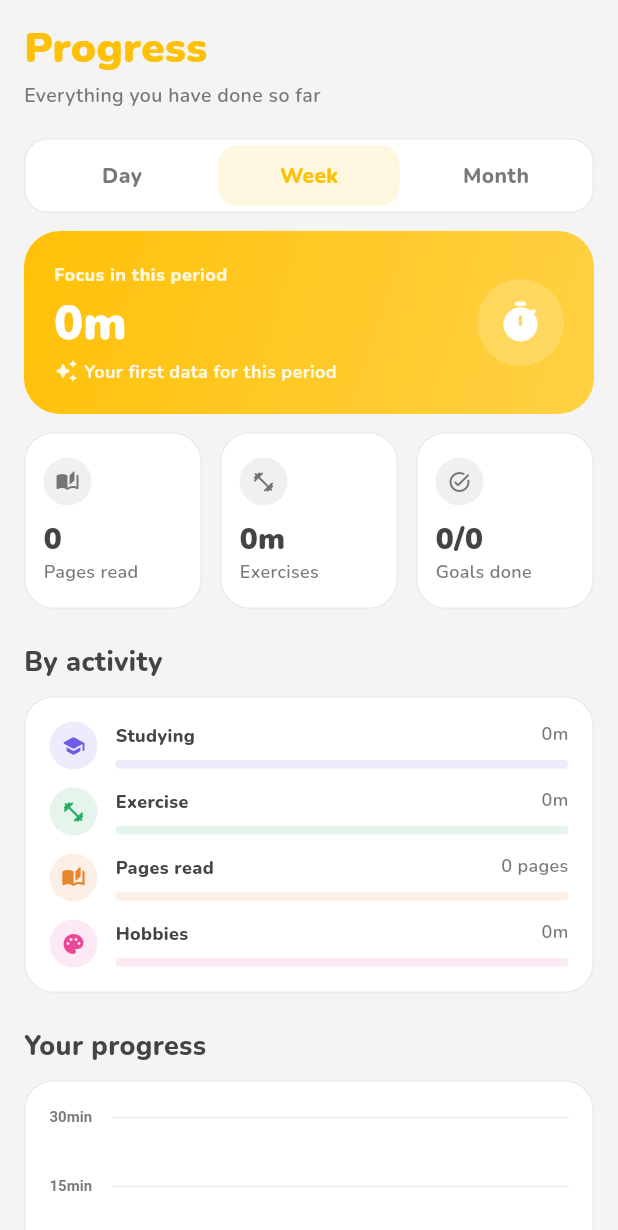
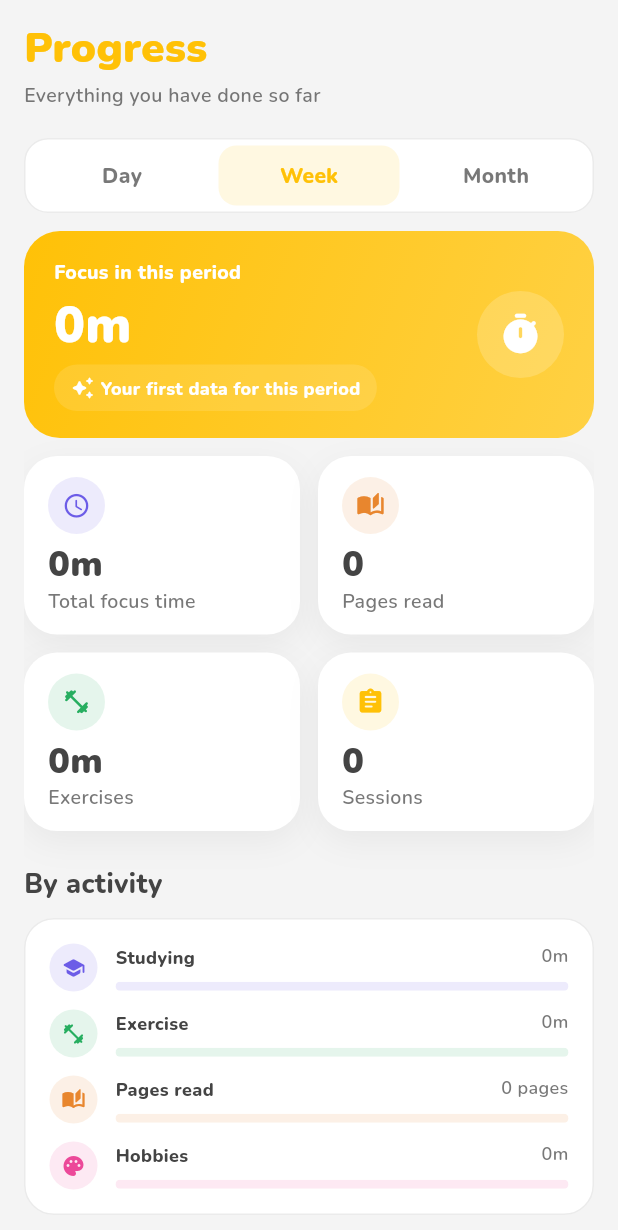
Before and after one commit to JoaoVJorge/helpout, a Flutter app: the ProgressPage screen opened by its route, on a phone screen of 412 x 824 dp. Shown: the top 1230 px of the screen. Run offline on Flutter 3.47's test engine with Material 3 defaults, Android fonts, the light colour scheme and no system bars; our stand-ins replace dartz, dio, equatable, flutter_dotenv, flutter_local_notifications, flutter_secure_storage and 7 more; accounts and stored records are empty; statements that could not run were skipped.

Commit message:
feat: tune progress summary cards

```diff
--- a/lib/presentation/progress/progress_page.dart
+++ b/lib/presentation/progress/progress_page.dart
@@ -56,9 +56,18 @@ class ProgressPage extends StatelessWidget {
               ProgressStatRow(
                 stats: [
                   (
+                    icon: Icons.schedule_rounded,
+                    value: formatDurationLong(
+                      Duration(seconds: controller.selectedPeriodFocusSeconds),
+                    ),
+                    label: _totalFocusTimeLabel(context),
+                    accent: TimeCategoryType.studying.accentColor,
+                  ),
+                  (
                     icon: Icons.auto_stories_rounded,
                     value: "${controller.selectedPeriodPages}",
                     label: context.l10n.statPagesRead,
+                    accent: TimeCategoryType.reading.accentColor,
                   ),
                   (
                     icon: Icons.fitness_center_rounded,
@@ -66,12 +75,13 @@ class ProgressPage extends StatelessWidget {
                       Duration(seconds: stats.exercisesTotalSeconds),
                     ),
                     label: context.l10n.progressStatExercises,
+                    accent: TimeCategoryType.exercises.accentColor,
                   ),
                   (
-                    icon: Icons.task_alt_rounded,
-                    value:
-                        "${controller.goalsDone}/${controller.tasks.length}",
-                    label: context.l10n.progressStatGoalsDone,
+                    icon: Icons.assignment_rounded,
+                    value: "${controller.selectedPeriodSessions}",
+                    label: context.l10n.homeSummarySessions,
+                    accent: context.colorTokens.primary,
                   ),
                 ],
               ),
@@ -104,6 +114,15 @@ class ProgressPage extends StatelessWidget {
     );
   }
 }
+
+String _totalFocusTimeLabel(BuildContext context) =>
+    switch (context.languageCode) {
+      "es" => "Tiempo total de enfoque",
+      "pt" => "Tempo total de foco",
+      "fr" => "Temps total de focus",
+      "de" => "Gesamte Fokuszeit",
+      _ => "Total focus time",
+    };
 
 class _ProgressHeader extends StatelessWidget {
   const _ProgressHeader();
--- a/lib/presentation/progress/widgets/progress_hero_card.dart
+++ b/lib/presentation/progress/widgets/progress_hero_card.dart
@@ -20,7 +20,7 @@ class ProgressHeroCard extends StatelessWidget {
   @override
   Widget build(BuildContext context) => Container(
     width: double.infinity,
-    padding: const EdgeInsets.all(20),
+    padding: const EdgeInsets.fromLTRB(20, 18, 20, 18),
     decoration: AppSurfaces.primary(context.colorTokens),
     child: Row(
       children: [
@@ -33,9 +33,8 @@ class ProgressHeroCard extends StatelessWidget {
                 maxLines: 1,
                 overflow: TextOverflow.ellipsis,
                 style: context.textStyles.bodySmall.copyWith(
-                  color: context.colorTokens.primaryForeground.withValues(
-                    alpha: 0.85,
-                  ),
+                  color: Colors.white,
+                  fontSize: 13,
                   fontWeight: FontWeight.w800,
                 ),
               ),
@@ -45,35 +44,41 @@ class ProgressHeroCard extends StatelessWidget {
                 maxLines: 1,
                 overflow: TextOverflow.ellipsis,
                 style: context.textStyles.metricValue.copyWith(
-                  color: context.colorTokens.primaryForeground,
-                  fontSize: 32,
+                  color: Colors.white,
+                  fontSize: 34,
                 ),
               ),
-              const Gap(6),
-              Row(
+              const Gap(8),
+              Container(
+                padding: const EdgeInsets.symmetric(
+                  horizontal: 11,
+                  vertical: 7,
+                ),
+                decoration: BoxDecoration(
+                  color: context.colorTokens.primaryForeground.withValues(
+                    alpha: 0.12,
+                  ),
+                  borderRadius: BorderRadius.circular(999),
+                ),
+                child: Row(
+                  mainAxisSize: MainAxisSize.min,
                   children: [
-                  Icon(
-                    _comparisonIcon,
-                    size: 16,
-                    color: context.colorTokens.primaryForeground.withValues(
-                      alpha: 0.9,
-                    ),
-                  ),
+                    Icon(_comparisonIcon, size: 16, color: Colors.white),
                     const Gap(4),
-                  Expanded(
+                    Flexible(
                       child: Text(
                         _comparisonText(context),
-                      maxLines: 2,
+                        maxLines: 1,
                         overflow: TextOverflow.ellipsis,
                         style: context.textStyles.bodySmall.copyWith(
-                        color: context.colorTokens.primaryForeground.withValues(
-                          alpha: 0.9,
-                        ),
-                        fontWeight: FontWeight.w700,
+                          color: Colors.white,
+                          fontSize: 12,
+                          fontWeight: FontWeight.w800,
                         ),
                       ),
                     ),
                   ],
+                ),
               ),
             ],
           ),
@@ -88,11 +93,7 @@ class ProgressHeroCard extends StatelessWidget {
               alpha: 0.18,
             ),
           ),
-          child: Icon(
-            Icons.timer_rounded,
-            color: context.colorTokens.primaryForeground,
-            size: 30,
-          ),
+          child: Icon(Icons.timer_rounded, color: Colors.white, size: 30),
         ),
       ],
     ),
--- a/lib/presentation/progress/widgets/progress_stat_row.dart
+++ b/lib/presentation/progress/widgets/progress_stat_row.dart
@@ -3,30 +3,38 @@ import "package:gap/gap.dart";
 import "package:help_out/core/utils/extensions/context_extensions.dart";
 import "package:help_out/shared/widgets/app_icon_badge.dart";
 import "package:help_out/theme/app_spacing.dart";
-import "package:help_out/theme/app_surfaces.dart";
 
-typedef ProgressStat = ({IconData icon, String value, String label});
+typedef ProgressStat = ({
+  IconData icon,
+  String value,
+  String label,
+  Color accent,
+});
 
-/// Complementary figures under the hero card. Focus time is deliberately not
-/// one of them: it is the hero, and repeating it flattens the page.
+/// Compact 2x2 progress summary for the selected period.
 class ProgressStatRow extends StatelessWidget {
   const ProgressStatRow({required this.stats, super.key});
 
   final List<ProgressStat> stats;
 
   @override
-  // IntrinsicHeight, not a bare CrossAxisAlignment.stretch: this row lives in a
-  // scroll view, where stretch would ask the tiles for an infinite height.
-  Widget build(BuildContext context) => IntrinsicHeight(
-    child: Row(
-      crossAxisAlignment: CrossAxisAlignment.stretch,
+  Widget build(BuildContext context) => LayoutBuilder(
+    builder: (context, constraints) {
+      const double spacing = AppSpacing.betweenRelated;
+      final double tileWidth = (constraints.maxWidth - spacing) / 2;
+
+      return Wrap(
+        spacing: spacing,
+        runSpacing: spacing,
         children: [
-        for (int index = 0; index < stats.length; index++) ...[
-          if (index > 0) const Gap(AppSpacing.betweenRelated),
-          Expanded(child: _StatTile(stat: stats[index])),
+          for (final ProgressStat stat in stats)
+            SizedBox(
+              width: tileWidth,
+              child: _StatTile(stat: stat),
+            ),
         ],
-      ],
-    ),
+      );
+    },
   );
 }
 
@@ -36,29 +44,48 @@ class _StatTile extends StatelessWidget {
   final ProgressStat stat;
 
   @override
-  Widget build(BuildContext context) => Container(
-    padding: const EdgeInsets.symmetric(horizontal: 12, vertical: 16),
-    decoration: AppSurfaces.content(context.colorTokens),
+  Widget build(BuildContext context) {
+    final bool isDarkMode = Theme.of(context).brightness == Brightness.dark;
+
+    return Container(
+      padding: const EdgeInsets.fromLTRB(16, 14, 14, 14),
+      decoration: BoxDecoration(
+        color: context.colorTokens.surface,
+        borderRadius: BorderRadius.circular(22),
+        boxShadow: [
+          BoxShadow(
+            color: context.colorTokens.surfaceShadow,
+            blurRadius: 18,
+            offset: const Offset(0, 7),
+          ),
+        ],
+      ),
       child: Column(
         crossAxisAlignment: CrossAxisAlignment.start,
         mainAxisSize: MainAxisSize.min,
         children: [
-        AppIconBadge(icon: stat.icon, size: 32),
-        const Gap(AppSpacing.betweenRelated),
+          AppIconBadge(icon: stat.icon, color: stat.accent, size: 38),
+          const Gap(8),
           Text(
             stat.value,
             maxLines: 1,
             overflow: TextOverflow.ellipsis,
-          style: context.textStyles.metricValue.copyWith(fontSize: 20),
+            style: context.textStyles.metricValue.copyWith(
+              color: isDarkMode
+                  ? Color.lerp(stat.accent, Colors.white, 0.22)
+                  : context.colorTokens.textBody,
+              fontSize: 24,
+            ),
           ),
           const Gap(4),
           Text(
             stat.label,
-          maxLines: 2,
+            maxLines: 1,
             overflow: TextOverflow.ellipsis,
-          style: context.textStyles.caption.copyWith(fontSize: 12),
+            style: context.textStyles.caption.copyWith(fontSize: 13),
           ),
         ],
       ),
     );
   }
+}
```
Also changed, not shown: 1 other file. Lines whose indentation alone changed are shown as unchanged.
